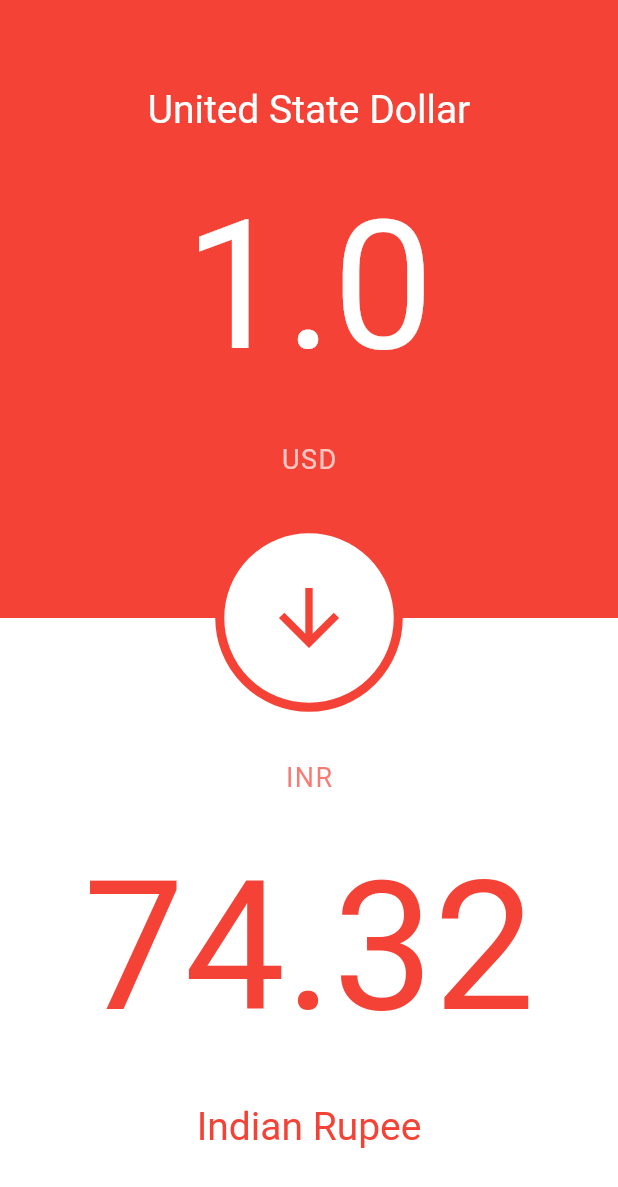
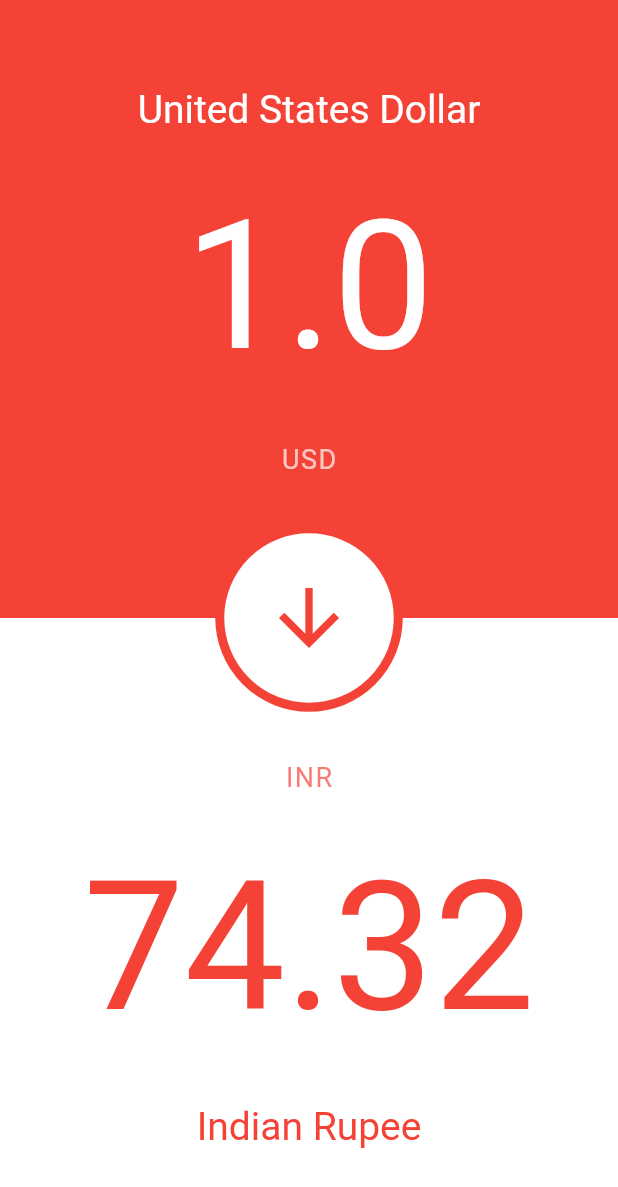
Before and after one commit to AkashRajpurohit/Currency-Converter, a Flutter app: the screen it shows after launch, on a phone screen of 412 x 824 dp. Shown: the top 1187 px of the screen. Run offline on Flutter 3.47's test engine with Material 2 defaults, Android fonts, the phone set to English and light mode, and no system bars.

Commit message:
:art: get data from api; currency list added

```diff
--- a/lib/screens/red_input.dart
+++ b/lib/screens/red_input.dart
@@ -86,7 +86,8 @@ class _RedInputPageState extends State<RedInputPage> {
               currentInputValue: currentInput,
               context: context,
               fromCurrency: widget.originalCurrency,
-              toCurrency: widget.convertedCurrency
+              toCurrency: widget.convertedCurrency,
+              isWhite: false
             )
           ],
         ),
--- a/lib/screens/white_input.dart
+++ b/lib/screens/white_input.dart
@@ -85,7 +85,8 @@ class _WhiteInputPageState extends State<WhiteInputPage> {
               currentInputValue: currentInput,
               context: context,
               fromCurrency: widget.convertedCurrency,
-              toCurrency: widget.originalCurrency
+              toCurrency: widget.originalCurrency,
+              isWhite: true
             )
           ],
         ),
--- a/lib/services/currency.dart
+++ b/lib/services/currency.dart
@@ -1,56 +1,51 @@
+import 'dart:convert';
+
 import 'package:currency_converter/screens/dashboard.dart';
+import 'package:currency_converter/shared/currency_list_names.dart';
 import 'package:flutter/material.dart';
+import 'package:http/http.dart';
 
 class CurrencyService {
-
   // Get full name from currency short version
-  String getCurrency(String currency) {
-    if(currency == "USD") return "United State Dollar";
-    else if(currency == "INR") return "Indian Rupee";
-    else if(currency == "RBP") return "Russian Rubble";
-    else if(currency == "EUR") return "European Dollar";
-    else return currency;
+  String getCurrency(String currencyName) {
+    for (Map currency in currencyList) {
+      if (currency['shortName'] == currencyName) {
+        return currency['name'];
+      }
+    }
+    return '';
   }
 
-  convertCurrency({
-    String fromCurrency,
-    String toCurrency,
-    int amount,
-    BuildContext context
-  }) {
-    // Hardcode for now. Later bring data from db service and api
-    if(fromCurrency == "INR") {
-      switch (toCurrency) {
-        case "USD":
-          Navigator.of(context).pushReplacement(MaterialPageRoute(
-            builder: (context) => DashboardPage(
-              currencyVal: (amount / 74.3).toStringAsFixed(2),
-              convertedCurrency: amount,
-              currenyOne: toCurrency,
-              currencyTwo: fromCurrency,
-              isWhite: true,
-            )
-          ));
-          break;
-        default:
-      }
-    }
+  convertCurrency(
+      {String fromCurrency,
+      String toCurrency,
+      int amount,
+      bool isWhite,
+      BuildContext context}) async {
+    Map<String, dynamic> rates = await getConvertedCurrencyAmount(fromCurrency);
 
-    if(fromCurrency == "USD") {
-      switch (toCurrency) {
-        case "INR":
-          Navigator.of(context).pushReplacement(MaterialPageRoute(
-            builder: (context) => DashboardPage(
-              currencyVal: amount,
-              convertedCurrency: (amount * 74.3).toStringAsFixed(2),
-              currenyOne: fromCurrency,
-              currencyTwo: toCurrency,
-              isWhite: false,
-            )
-          ));
-          break;
-        default:
-      }
-    }
+    Navigator.of(context).pushReplacement(MaterialPageRoute(
+        builder: (context) => DashboardPage(
+              currencyVal: isWhite
+                  ? (amount * rates[toCurrency]).toStringAsFixed(2)
+                  : amount,
+              convertedCurrency: isWhite
+                  ? amount
+                  : (amount * rates[toCurrency]).toStringAsFixed(2),
+              currenyOne: isWhite ? toCurrency : fromCurrency,
+              currencyTwo: isWhite ? fromCurrency : toCurrency,
+              isWhite: isWhite,
+            )));
+  }
+
+  Future<Map<String, dynamic>> getConvertedCurrencyAmount(
+      String fromCurrency) async {
+    String baseURL = "https://api.exchangerate-api.com/v4/latest/";
+
+    Response response = await get('$baseURL/$fromCurrency');
+
+    Map data = json.decode(response.body);
+
+    return data['rates'] ?? {};
   }
 }
--- /dev/null
+++ b/lib/shared/currency_list_names.dart
@@ -0,0 +1,194 @@
+List<Map<String,String>> currencyList = [
+	{
+		"name": "Argentine Peso",
+		"shortName": "ARS"
+	},
+	{
+		"name": "Australian Dollar",
+		"shortName": "AUD"
+	},
+	{
+		"name": "Bahamian Dollar",
+		"shortName": "BSD"
+	},
+	{
+		"name": "Brazilian Real",
+		"shortName": "BRL"
+	},
+	{
+		"name": "Bulgarian Lev",
+		"shortName": "BGN"
+	},
+  {
+		"name": "Canadian Dollar",
+		"shortName": "CAD"
+	},
+  {
+		"name": "Chilean Peso",
+		"shortName": "CLP"
+	},
+  {
+		"name": "Chinese Renminbi",
+		"shortName": "CNY"
+	},
+  {
+		"name": "Colombian Peso",
+		"shortName": "COP"
+	},
+  {
+		"name": "Croatian Kuna",
+		"shortName": "HRK"
+	},
+  {
+		"name": "Czech Koruna",
+		"shortName": "CZK"
+	},
+  {
+		"name": "Danish Krone",
+		"shortName": "DKK"
+	},
+  {
+		"name": "Dominican Peso",
+		"shortName": "DOP"
+	},
+  {
+		"name": "Euro",
+		"shortName": "EUR"
+	},
+  {
+		"name": "Fiji Dollar",
+		"shortName": "FJD"
+	},
+  {
+		"name": "Guatemalan Quetzal",
+		"shortName": "GTQ"
+	},
+  {
+		"name": "Hong Kong Dollar",
+		"shortName": "HKD"
+	},
+  {
+		"name": "Hungarian Forint",
+		"shortName": "HUF"
+	},
+  {
+		"name": "Icelandic Krona",
+		"shortName": "ISK"
+	},
+  {
+		"name": "Indonesian Rupiah",
+		"shortName": "IDR"
+	},
+  {
+		"name": "Israeli Shekel",
+		"shortName": "ILS"
+	},
+  {
+		"name": "Indian Rupee",
+		"shortName": "INR"
+	},
+  {
+		"name": "Japanese Yen",
+		"shortName": "JPY"
+	},
+  {
+		"name": "Kazakhstani Tenge",
+		"shortName": "KZT"
+	},
+  {
+		"name": "Malaysian Ringgit",
+		"shortName": "MYR"
+	},
+  {
+		"name": "Mexican Peso",
+		"shortName": "MXN"
+	},
+  {
+		"name": "Norwegian Krone",
+		"shortName": "NOK"
+	},
+  {
+		"name": "New Taiwan Dollar",
+		"shortName": "TWD"
+	},
+  {
+		"name": "New Zealand Dollar",
+		"shortName": "NZD"
+	},
+  {
+		"name": "Pakistani Rupee",
+		"shortName": "PKR"
+	},
+  {
+		"name": "Panamanian Balboa",
+		"shortName": "PAB"
+	},
+  {
+		"name": "Paraguayan Guarani",
+		"shortName": "PYG"
+	},
+  {
+		"name": "Peruvian Nuevo Sol",
+		"shortName": "PEN"
+	},
+  {
+		"name": "Philippine Peso",
+		"shortName": "PHP"
+	},
+  {
+		"name": "Polish Zloty",
+		"shortName": "PLN"
+	},
+  {
+		"name": "Romanian Leu",
+		"shortName": "RON"
+	},
+  {
+		"name": "Russian Ruble",
+		"shortName": "RUB"
+	},
+  {
+		"name": "Saudi Riyal",
+		"shortName": "SAR"
+	},
+  {
+		"name": "Singapore Dollar",
+		"shortName": "SGD"
+	},
+  {
+		"name": "South African Rand",
+		"shortName": "ZAR"
+	},
+  {
+		"name": "Swedish Krona",
+		"shortName": "SEK"
+	},
+  {
+		"name": "Swiss Franc",
+		"shortName": "CHF"
+	},
+  {
+		"name": "Thai Baht",
+		"shortName": "THB"
+	},
+  {
+		"name": "Turkish Lira",
+		"shortName": "TRY"
+	},
+  {
+		"name": "Ukrainian Hryvnia",
+		"shortName": "UAH"
+	},
+  {
+		"name": "United States Dollar",
+		"shortName": "USD"
+	},
+  {
+		"name": "Uruguayan Peso",
+		"shortName": "UYU"
+	},
+  {
+		"name": "Vietnamese Dong",
+		"shortName": "VND"
+	}
+];
--- a/lib/shared/final_row.dart
+++ b/lib/shared/final_row.dart
@@ -9,6 +9,7 @@ Widget finalRow({
   BuildContext context,
   String fromCurrency,
   String toCurrency,
+  bool isWhite
 }) {
   return Column(
     children: <Widget>[
@@ -80,6 +81,7 @@ Widget finalRow({
                     fromCurrency: fromCurrency,
                     toCurrency: toCurrency,
                     amount: currentInputValue,
+                    isWhite: isWhite,
                     context: context);
               },
               borderRadius: BorderRadius.circular(40.0),
@@ -104,6 +106,7 @@ Widget finalRow({
                     fromCurrency: fromCurrency,
                     toCurrency: toCurrency,
                     amount: 0,
+                    isWhite: isWhite,
                     context: context);
               },
               splashColor: Colors.transparent,
--- a/pubspec.yaml
+++ b/pubspec.yaml
@@ -23,6 +23,7 @@ dependencies:
   # The following adds the Cupertino Icons font to your application.
   # Use with the CupertinoIcons class for iOS style icons.
   cupertino_icons: ^0.1.2
+  http: ^0.12.0+2
 
 dev_dependencies:
   flutter_test:
```
Also changed, not shown: pubspec.lock.
